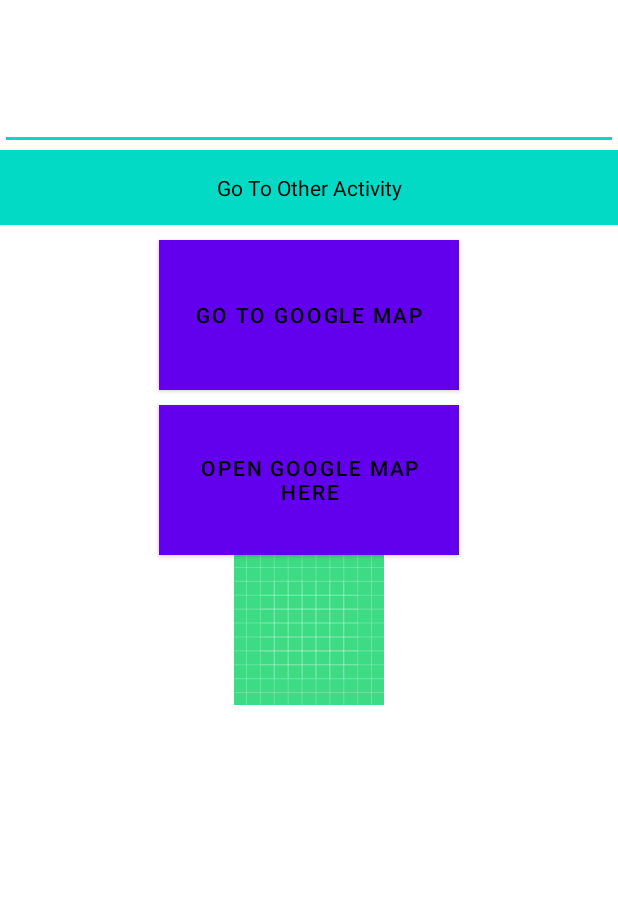
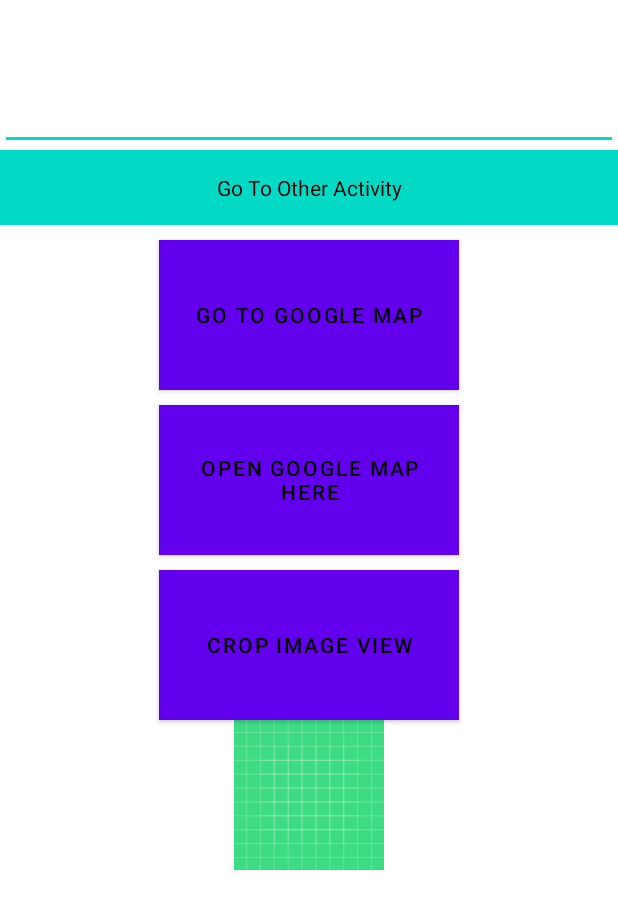
Before and after one commit to anowar1112/AndroidFindLocationAndSearch, an Android app: the layout activity_main.xml on its own in the app's theme, with its tools: preview values and no code run, on a phone screen of 412 x 824 dp. Shown: the top 909 px of the screen. Run offline under Robolectric (Android 15) with nearby library versions, the phone set to English and light mode, and no system bars.

Commit message:
added crop image for rotation
Signed-off-by: Anowar Hossain <anowar1112@gmail.com>

```diff
--- a/app/src/main/AndroidManifest.xml
+++ b/app/src/main/AndroidManifest.xml
@@ -23,6 +23,9 @@
             android:supportsRtl="true"
             android:theme="@style/Theme.MyTestingFirstApps"
             tools:targetApi="31">
+        <activity
+                android:name=".cropImage.CropImageActivity"
+                android:exported="false"/>
         <activity
                 android:name=".chatGPT.ChatGPTTwoAPI"
                 android:exported="false"/>
--- a/app/src/main/res/layout/activity_main.xml
+++ b/app/src/main/res/layout/activity_main.xml
@@ -53,17 +53,29 @@
             app:layout_constraintStart_toStartOf="parent"
             app:layout_constraintEnd_toEndOf="parent"
     />
+    <Button
+            android:id="@+id/cropImageActivity"
+            android:layout_width="200dp"
+            android:layout_height="100dp"
+            android:text="@string/crop_image_view"
+            android:textColor="@color/black"
+            android:background="@color/cardview_light_background"
+            android:layout_marginTop="10dp"
+            app:layout_constraintTop_toBottomOf="@+id/openMapButton"
+            app:layout_constraintStart_toStartOf="parent"
+            app:layout_constraintEnd_toEndOf="parent"
+    />
     <ImageView
             android:id="@+id/imageView"
             android:layout_width="100dp"
-           android:layout_height="100dp"
+            android:layout_height="100dp"
             android:adjustViewBounds="true"
             android:layout_centerHorizontal="true"
             android:layout_alignParentBottom="true"
             android:src="@drawable/ic_launcher_background"
-           app:layout_constraintTop_toBottomOf="@+id/openMapButton"
-           app:layout_constraintStart_toStartOf="parent"
-           app:layout_constraintEnd_toEndOf="parent"
-    />
+            app:layout_constraintTop_toBottomOf="@+id/cropImageActivity"
+            app:layout_constraintStart_toStartOf="parent"
+            app:layout_constraintEnd_toEndOf="parent"
+            tools:ignore="ContentDescription,ImageContrastCheck"/>
 
 </androidx.constraintlayout.widget.ConstraintLayout>
--- a/app/src/main/res/values/strings.xml
+++ b/app/src/main/res/values/strings.xml
@@ -14,4 +14,6 @@
     <string name="open_google_map_here">Open Google Map Here</string>
     <string name="send_broadcast_message">Send BroadCast Message</string>
     <string name="chat_gpt">Chat GPT</string>
+    <string name="crop_image_view">Crop Image View</string>
+    <string name="crop_rotation">Crop Rotation</string>
 </resources>
```
Also changed, not shown: app/src/main/java/com/first/mytestingfirstapps/MainActivity.kt (+8 -0 lines), app/src/main/java/com/first/mytestingfirstapps/cropImage/CropImageActivity.kt (added, +67 -0 lines), app/src/main/res/layout/activity_crop_image.xml (added, +35 -0 lines), app/src/main/res/drawable/photo1.jpeg (added).
